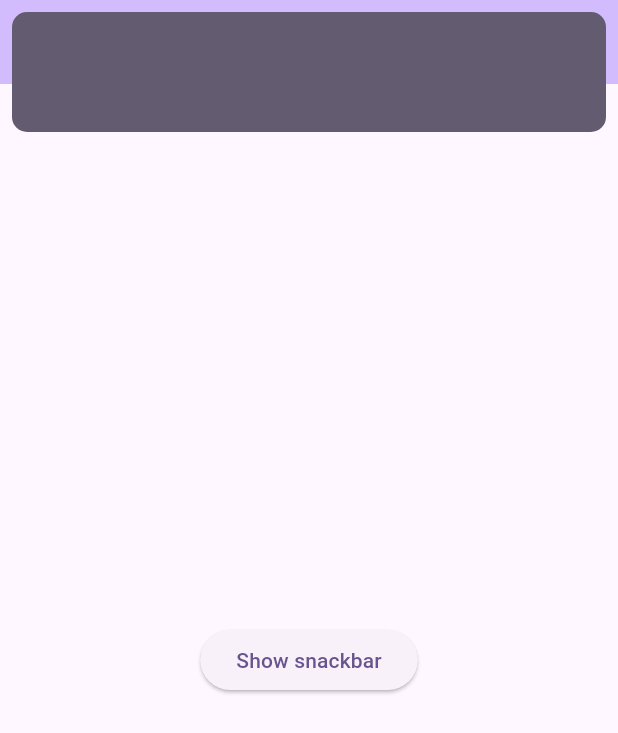
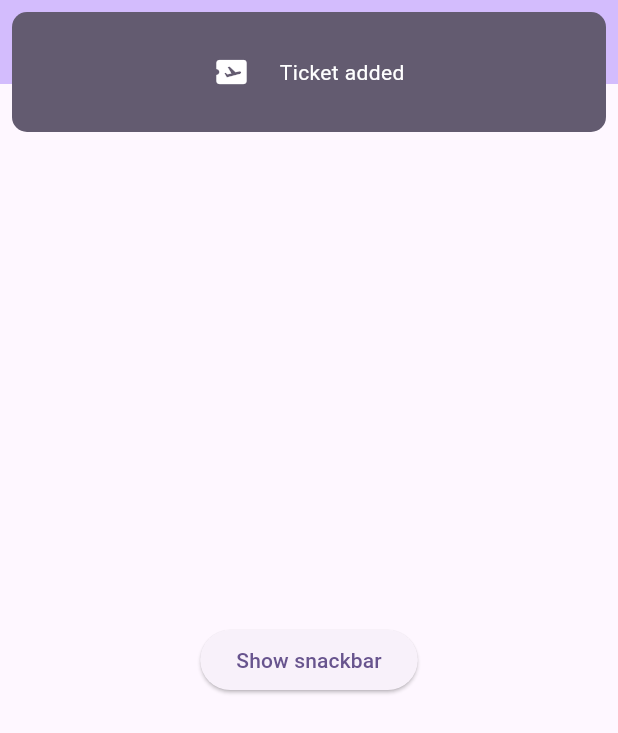
Before and after one commit to Forumbit/your_snackbar, a Flutter app: the screen it shows after launch, after a tap on "Show snackbar", on a phone screen of 412 x 824 dp. Shown: the top 733 px of the screen. Run offline on Flutter 3.47's test engine with Material 3 defaults, Android fonts, the phone set to English and light mode, and no system bars.

Commit message:
added child parameter

```diff
--- a/example/lib/main.dart
+++ b/example/lib/main.dart
@@ -34,7 +34,20 @@ class MyHomePage extends StatelessWidget {
       ),
       body: Center(
         child: ElevatedButton(
-          onPressed: () => showYourSnackbar(context),
+          onPressed: () => showYourSnackbar(
+            context,
+            child: const Row(
+              mainAxisAlignment: MainAxisAlignment.center,
+              children: [
+                Icon(Icons.airplane_ticket, color: Colors.white),
+                SizedBox(width: 20),
+                Text(
+                  'Ticket added',
+                  style: TextStyle(color: Colors.white),
+                ),
+              ],
+            ),
+          ),
           child: const Text('Show snackbar'),
         ),
       ),
--- a/lib/src/widget/content.dart
+++ b/lib/src/widget/content.dart
@@ -6,9 +6,14 @@ import 'package:your_snackbar/src/widget/your_snackbar_style.dart';
 /// {@endtemplate}
 class Content extends StatelessWidget {
   /// {@macro content}
-  const Content({super.key, required this.snackbarStyle});
+  const Content({
+    super.key,
+    required this.snackbarStyle,
+    required this.child,
+  });
 
   final YourSnackbarStyle snackbarStyle;
+  final Widget child;
 
   @override
   Widget build(BuildContext context) {
@@ -18,9 +23,10 @@ class Content extends StatelessWidget {
         color: Colors.transparent,
         child: DecoratedBox(
           decoration: snackbarStyle.contentDecoration,
-          child: const SizedBox(
+          child: SizedBox(
             width: double.infinity,
             height: 80,
+            child: child,
           ),
         ),
       ),
--- a/lib/src/widget/show_your_snackbar.dart
+++ b/lib/src/widget/show_your_snackbar.dart
@@ -2,11 +2,11 @@ import 'package:flutter/material.dart';
 import 'package:your_snackbar/src/controller/overlay_entry_controller.dart';
 import 'package:your_snackbar/src/widget/your_snackbar.dart';
 
-void showYourSnackbar(BuildContext context) {
+void showYourSnackbar(BuildContext context, {required Widget child}) {
   final overlay = Overlay.of(context);
   overlayEntryController.removeEntry();
   final entry = OverlayEntry(
-    builder: (_) => const YourSnackbar(),
+    builder: (_) => YourSnackbar(child: child),
   );
   overlay.insert(entry);
   overlayEntryController.addEntry(entry);
--- a/lib/src/widget/your_snackbar.dart
+++ b/lib/src/widget/your_snackbar.dart
@@ -8,9 +8,10 @@ import 'package:your_snackbar/src/widget/your_snackbar_style.dart';
 /// {@endtemplate}
 class YourSnackbar extends StatefulWidget {
   /// {@macro your_snackbar}
-  const YourSnackbar({super.key, this.snackbarStyle});
+  const YourSnackbar({super.key, this.snackbarStyle, required this.child});
 
   final YourSnackbarStyle? snackbarStyle;
+  final Widget child;
 
   @override
   State<YourSnackbar> createState() => _YourSnackbarState();
@@ -80,6 +81,7 @@ class _YourSnackbarState extends State<YourSnackbar>
           child: Content(
             snackbarStyle:
                 widget.snackbarStyle ?? YourSnackbarStyle.defaultStyle(context),
+            child: widget.child,
           ),
         ),
       ),
```
Also changed, not shown: assets/video/how-work.gif (added), 1 other file.
